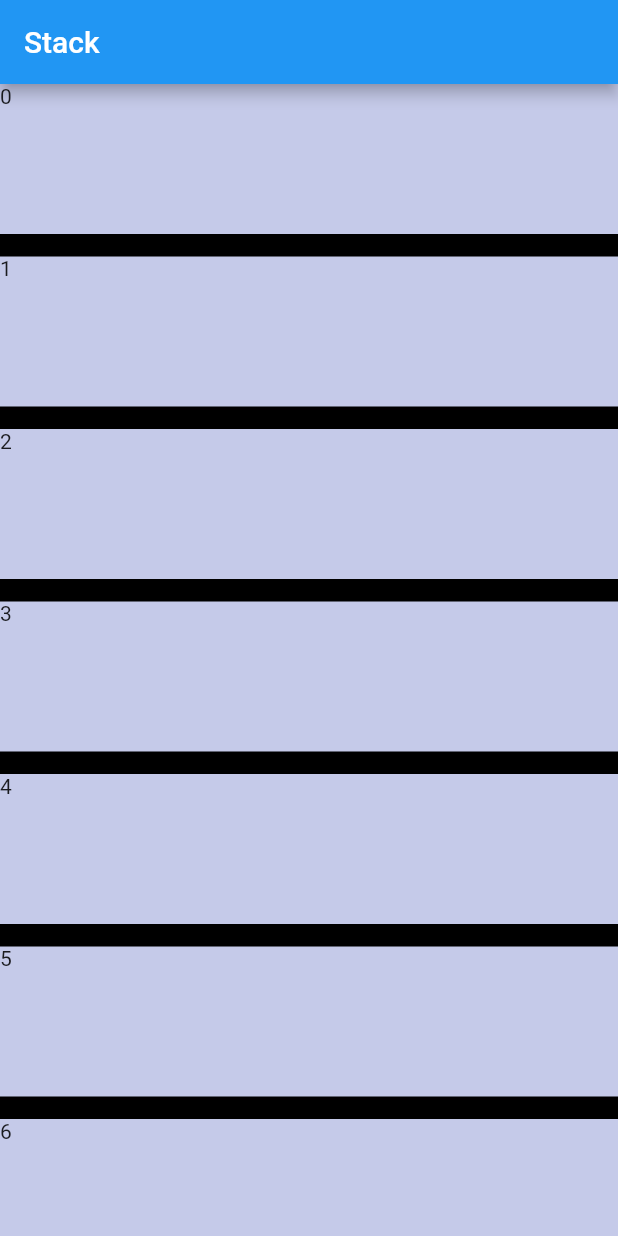
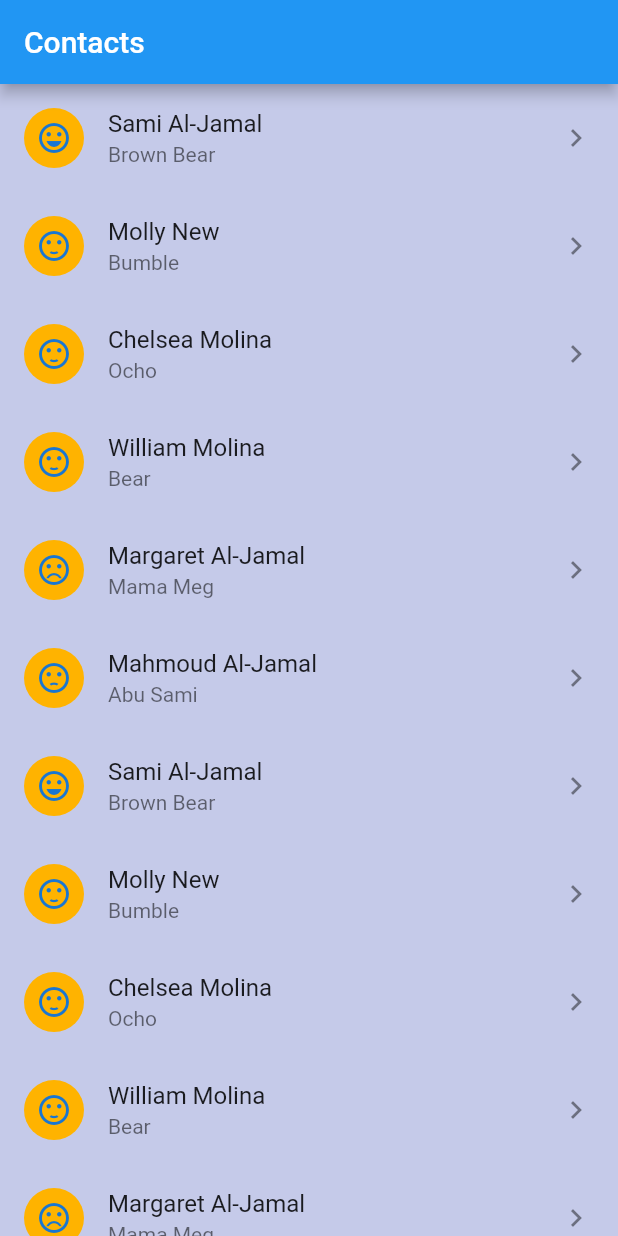
Before and after one commit to brettnew/rows_and_columns, a Flutter app: the screen it shows after launch, on a phone screen of 412 x 824 dp. Run offline on Flutter 3.47's test engine with Material 2 defaults, Android fonts, the phone set to English and light mode, and no system bars.

Commit message:
Make list of contacts using ListTile

```diff
--- a/lib/main.dart
+++ b/lib/main.dart
@@ -6,10 +6,10 @@ class MyApp extends StatelessWidget {
   @override
   Widget build(BuildContext context) {
     return MaterialApp(
-      title: 'Stack',
+      title: 'ListView',
       home: Scaffold(
         appBar: AppBar(
-          title: Text('Stack'),
+          title: Text('Contacts'),
         ),
         backgroundColor: Colors.indigo[100],
         body: Home(),
@@ -24,15 +24,11 @@ class Home extends StatelessWidget {
     final sizeX = MediaQuery.of(context).size.width;
     final sizeY = MediaQuery.of(context).size.height;
     return Container(
-      width: sizeX,
-      height: sizeY,
-      child: ListView.separated(
-        itemCount: 25,
-        itemBuilder: (context, index) => createSquare(index),
-        separatorBuilder: (context, index) => createSeparator(index),
-        scrollDirection: Axis.vertical,
-      ),
-    );
+        width: sizeX,
+        height: sizeY,
+        child: ListView(
+          children: showContacts(),
+        ));
   }
 
   List<Widget> createSquares(int numSquares) {
@@ -68,7 +64,7 @@ class Home extends StatelessWidget {
       Colors.lightBlue
     ];
     Container square = Container(
-      color: colors[i % 5],
+      color: colors[position % 5],
       width: 100.0,
       height: 100.0,
       child: Text(position.toString()),
@@ -140,4 +136,48 @@ class Home extends StatelessWidget {
     layoutChildren.add(buttonOrder);
     return layoutChildren;
   }
+
+  List<Contact> buildContacts() {
+    List<Contact> contacts = List<Contact>();
+    contacts.add(
+        Contact('Sami Al-Jamal', 'Brown Bear', Icons.sentiment_very_satisfied));
+    contacts.add(Contact('Molly New', 'Bumble', Icons.sentiment_satisfied));
+    contacts.add(Contact('Chelsea Molina', 'Ocho', Icons.sentiment_satisfied));
+    contacts.add(Contact('William Molina', 'Bear', Icons.sentiment_satisfied));
+    contacts.add(Contact(
+        'Margaret Al-Jamal', 'Mama Meg', Icons.sentiment_very_dissatisfied));
+    contacts.add(
+        Contact('Mahmoud Al-Jamal', 'Abu Sami', Icons.sentiment_dissatisfied));
+    return contacts;
+  }
+
+  List<ListTile> showContacts() {
+    List<Contact> contacts = buildContacts();
+    for (int i = 0; i < 20; i++) {
+      contacts.addAll(buildContacts());
+    }
+    List<ListTile> list = List<ListTile>();
+    contacts.forEach((contact) {
+      list.add(ListTile(
+        title: Text(contact.name),
+        subtitle: Text(contact.nickname),
+        leading: CircleAvatar(
+          child: Icon(contact.icon),
+          backgroundColor: Colors.amber[600],
+        ),
+        trailing: Icon(
+          Icons.keyboard_arrow_right,
+        ),
+        onTap: () => true,
+      ));
+    });
+    return list;
+  }
 }
+
+class Contact {
+  String name;
+  String nickname;
+  IconData icon;
+  Contact(this.name, this.nickname, this.icon);
+}
```
